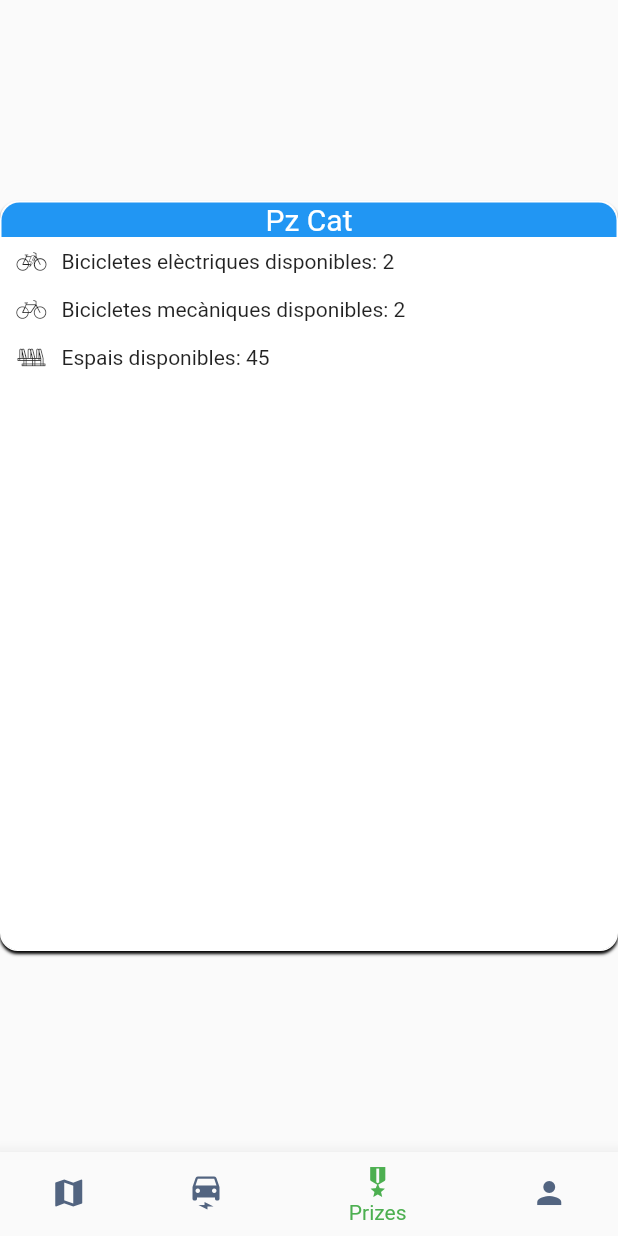
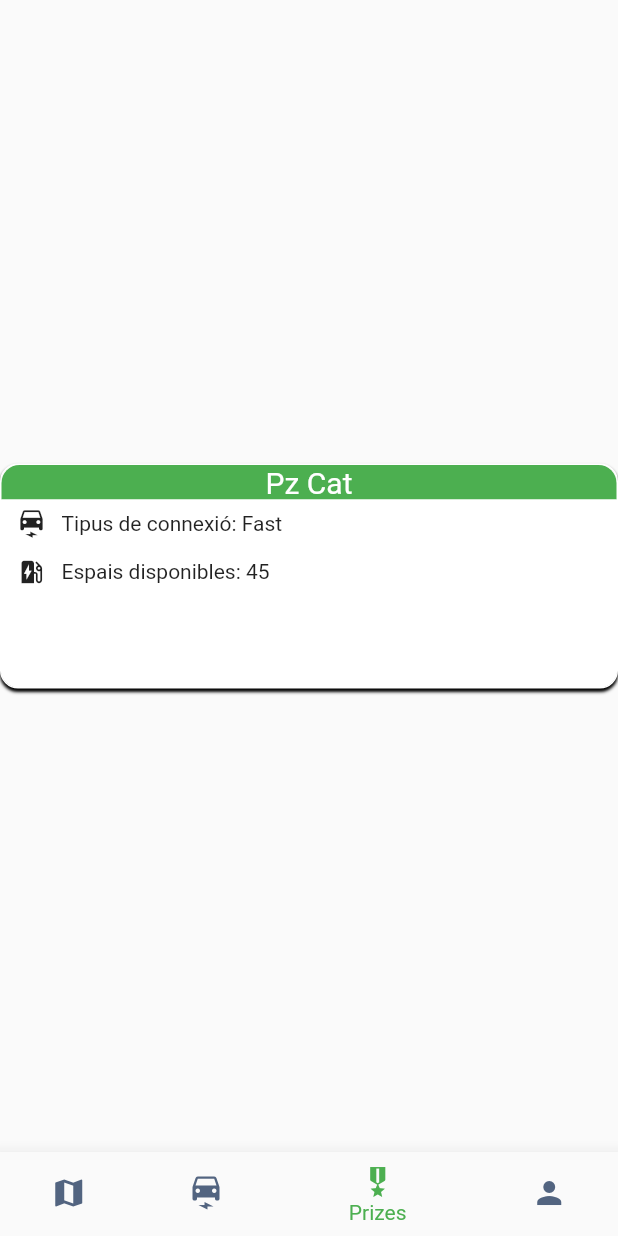
Before and after one commit to davidpb0/ElectriCity_Front, a Flutter app: the BottomBar screen opened by its route, item 3 of the bottom bar chosen, on a phone screen of 412 x 824 dp. Run offline on Flutter 3.47's test engine with Material 2 defaults, Android fonts, the phone set to English and light mode, and no system bars; our stand-ins replace animated_splash_screen, google_maps_flutter, lottie, page_transition; missing offline and left inert: google_maps_flutter_platform_interface; accounts and stored records are empty; network calls fail.

Commit message:
Charger Station Windows added and working with backend

```diff
--- a/lib/core/controllers/mapaController.dart
+++ b/lib/core/controllers/mapaController.dart
@@ -11,6 +11,8 @@ class MapaController {
 
   final ApiService _apiService = ApiService();
   late List<LatLng> BicingList = <LatLng>[];
+  late List<Station> BicingStationList = <Station>[];
+  late List<RechargeStation> ChargerStationList = <RechargeStation>[];
   late List<LatLng> CargaList = <LatLng>[];
 
   factory MapaController(){
@@ -33,6 +35,7 @@ class MapaController {
     if (res.statusCode == 200) {
       StationList estaciones = StationList.fromJson(body);
       BicingList = estaciones.getCoords();
+      BicingStationList = estaciones.getBicingStations();
       print("Estacions Bicing");
       print(BicingList.length);
       print(BicingList.getRange(0, 10));
@@ -49,6 +52,7 @@ class MapaController {
     if (res.statusCode == 200) {
       RechargeStationList rcSt = RechargeStationList.fromJson(body);
       CargaList = rcSt.getCoordsRcSt();
+      ChargerStationList = rcSt.getChargerStations();
       print("Estacions carga");
       print(CargaList.length);
       print(CargaList.getRange(0, 10));
--- a/lib/core/models/RechargeStation.dart
+++ b/lib/core/models/RechargeStation.dart
@@ -46,6 +46,10 @@ class RechargeStationList {
       listcoords.add(e.coords);
     });
     return listcoords;
+  }
+
+  List<RechargeStation> getChargerStations(){
+    return ChargeStation;
   }
 }
 
--- a/lib/core/models/StationList.dart
+++ b/lib/core/models/StationList.dart
@@ -46,6 +46,10 @@ class StationList {
       listcoords.add(e.coords);
     });
     return listcoords;
+  }
+
+  List<Station> getBicingStations(){
+    return listMember;
   }
 }
 
--- a/lib/fonts/test_icons_icons.dart
+++ b/lib/fonts/test_icons_icons.dart
@@ -21,7 +21,10 @@ class TestIcons {
   static const _kFontFam = 'TestIcons';
   static const String? _kFontPkg = null;
 
-  static const IconData parking = IconData(0xe801, fontFamily: _kFontFam, fontPackage: _kFontPkg);
-  static const IconData bike = IconData(0xe802, fontFamily: _kFontFam, fontPackage: _kFontPkg);
-  static const IconData ebike = IconData(0xe803, fontFamily: _kFontFam, fontPackage: _kFontPkg);
+  static const IconData bicing_parking = IconData(0xe801, fontFamily: _kFontFam, fontPackage: _kFontPkg);
+  static const IconData bike = IconData(0xe483, fontFamily: 'MaterialIcons', fontPackage: _kFontPkg);
+  static const IconData ebike = IconData(0xe223, fontFamily: 'MaterialIcons', fontPackage: _kFontPkg);
+  static const IconData eCar = IconData(0xe224, fontFamily: 'MaterialIcons', fontPackage: _kFontPkg);
+  static const IconData eCharger = IconData(0xe23d, fontFamily: 'MaterialIcons', fontPackage: _kFontPkg);
+
 }
--- a/lib/ui/components/info_station_window.dart
+++ b/lib/ui/components/info_bicing_station_window.dart
@@ -3,10 +3,10 @@ import 'package:flutter/material.dart';
 
 import '../../fonts/test_icons_icons.dart';
 
-class InfoStationWindow extends StatelessWidget{
-  const InfoStationWindow({required this.belec, required this.bmech, required this.slots, required this.addres});
+class InfoBicingStationWindow extends StatelessWidget{
+  const InfoBicingStationWindow({required this.belec, required this.bmech, required this.slots, required this.addres});
 
-  final int belec, bmech, slots;
+  final int ?belec, bmech, slots;
   final String addres;
 
 
@@ -70,7 +70,7 @@ class InfoStationWindow extends StatelessWidget{
                         Padding(
                             padding: const EdgeInsets.symmetric(
                                 horizontal: 10, vertical: 6),
-                            child: Icon(TestIcons.parking, size: 20)),
+                            child: Icon(TestIcons.bicing_parking, size: 20)),
                         Text("Espais disponibles: "),
                         Text(slots.toString())
                       ],
--- /dev/null
+++ b/lib/ui/components/info_charge_station_window.dart
@@ -0,0 +1,74 @@
+import 'dart:core';
+import 'package:flutter/material.dart';
+
+import '../../fonts/test_icons_icons.dart';
+
+class InfoChargeStationWindow extends StatelessWidget{
+  const InfoChargeStationWindow({required this.slots, required this.addres, required this.connectionType});
+
+  final int  ?slots;
+  final String addres, connectionType;
+
+
+  @override
+  Widget build(BuildContext context) {
+    return Container(
+      height: 150,
+      decoration: BoxDecoration(
+          boxShadow: [BoxShadow(
+            offset: Offset(0, 2),
+            blurRadius: 1,
+
+          )],
+          border: Border.all(color: Colors.white),
+          borderRadius: BorderRadius.circular(12),
+          color: Colors.white
+      ),
+      child: Column(children: [
+        Container(
+          decoration: BoxDecoration(
+              borderRadius: BorderRadius.only(topLeft: Radius.circular(12), topRight: Radius.circular(12)),
+              color: Colors.green
+          ),
+          width: MediaQuery.of(context).size.width,
+          child: Text(
+            addres,
+            textAlign: TextAlign.center,
+            style: TextStyle(
+              color: Colors.white,
+              fontSize: 20,
+            ),
+          ),
+        ),
+        Container(
+            color: Colors.white,
+            child: Column(
+              //padding
+              children: [
+                Row(
+                  children: [
+                    Padding(
+                        padding: EdgeInsets.symmetric(
+                            horizontal: 10, vertical: 6),
+                        child: Icon(TestIcons.eCar, size: 20)),
+                    const Text("Tipus de connexió: "),
+                    Text(connectionType)
+                  ],
+                ),
+                Row(
+                  children: [
+                    Padding(
+                        padding: const EdgeInsets.symmetric(
+                            horizontal: 10, vertical: 6),
+                        child: Icon(TestIcons.eCharger, size: 20)),
+                    Text("Espais disponibles: "),
+                    Text(slots.toString())
+                  ],
+                )
+              ],
+            )),
+      ]),
+    );
+  }
+
+}
--- a/lib/ui/components/list_item_component.dart
+++ b/lib/ui/components/list_item_component.dart
@@ -131,7 +131,7 @@ class ListItemComponent extends StatelessWidget {
                           children: [
                             Padding(
                               padding: const EdgeInsets.symmetric(vertical: 6),
-                              child: const Icon(TestIcons.parking, size:20),
+                              child: const Icon(TestIcons.bicing_parking, size:20),
                             ),
                             Padding(
                                 padding: const EdgeInsets.all(6),
--- a/lib/ui/components/navigation_bar.dart
+++ b/lib/ui/components/navigation_bar.dart
@@ -1,9 +1,9 @@
-import 'package:electricity_front/ui/components/info_station_window.dart';
 import 'package:electricity_front/ui/views/listpage.dart';
 import 'package:electricity_front/ui/views/profilepage.dart';
 import 'package:flutter/material.dart';
 
 import '../views/mapa.dart';
+import 'info_charge_station_window.dart';
 
 
 class BottomBar extends StatefulWidget{
@@ -19,11 +19,10 @@ class _BottomBarState extends State<BottomBar>{
   static final List<Widget> _widgetOptions = <Widget>[
     Google_Mapa(),
     ListPage(),
-    const InfoStationWindow(
-        belec: 2,
-        bmech: 2,
+    const InfoChargeStationWindow(
         slots: 45,
-        addres: "Pz Cat"
+        addres: "Pz Cat",
+        connectionType: "Fast",
     ),
     ProfilePage(),
     //ProfilePage()
```
Also changed, not shown: lib/ui/views/mapa.dart (+25 -13 lines), 1 other file.
